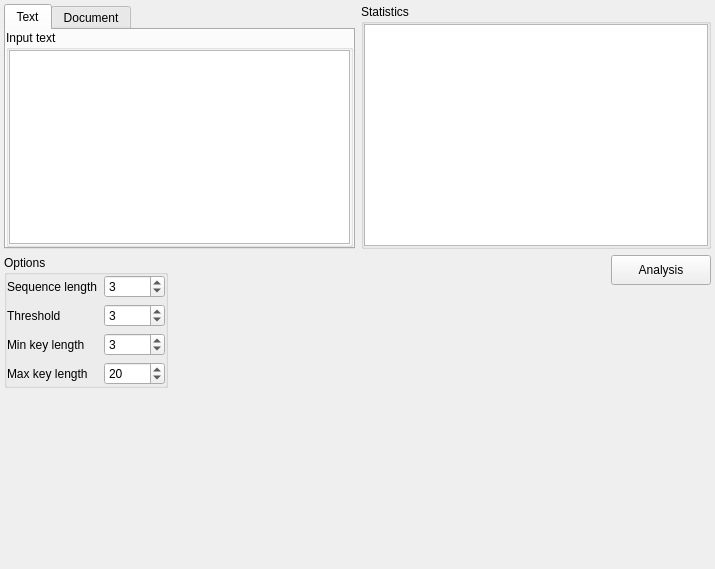
Above: src/gui/cryptotools/kasiski/kasiski.ui from vasilypht/crypto-methods before the change. Below: the same form after it.
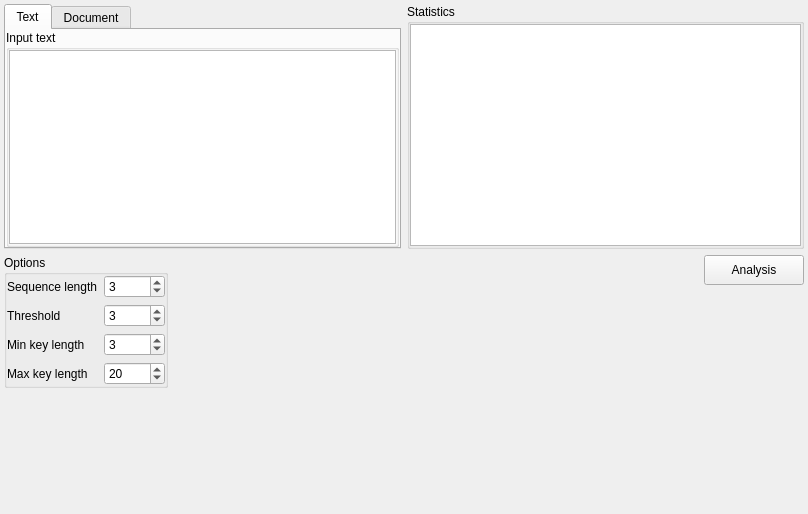
That is the form after the change. The open tabs and pages were chosen to show the change.

The edit to the form file:
```diff
--- a/src/gui/cryptotools/kasiski/kasiski.ui
+++ b/src/gui/cryptotools/kasiski/kasiski.ui
@@ -6,8 +6,8 @@
    <rect>
     <x>0</x>
     <y>0</y>
-    <width>715</width>
-    <height>569</height>
+    <width>808</width>
+    <height>514</height>
    </rect>
   </property>
   <property name="windowTitle">
```
Left out of the diff: 2 changed lines with no effect on the pictures.
